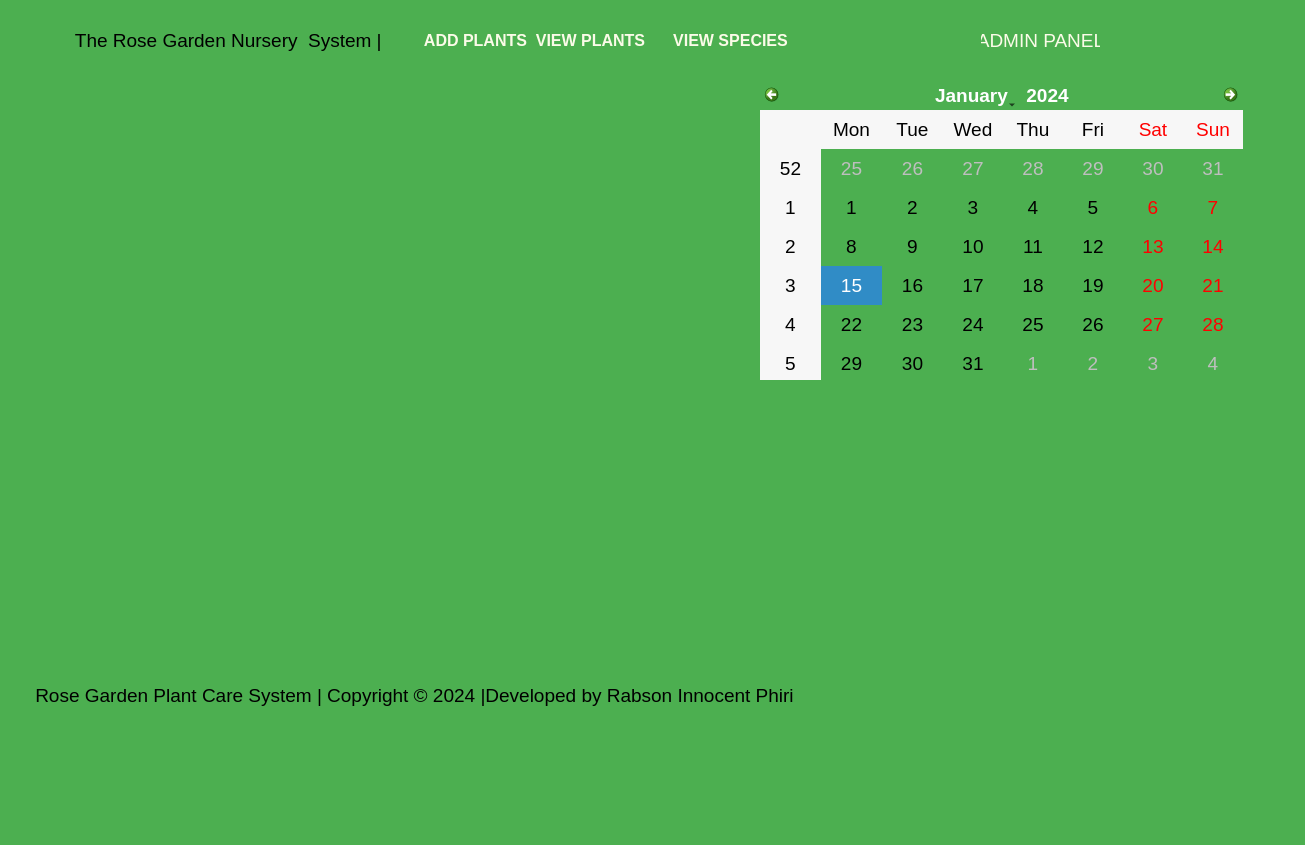
Before: the Qt Designer form secdialog.ui in Rabsoninnora/RoseGardenPlantCareSystem, drawn with Qt 5.
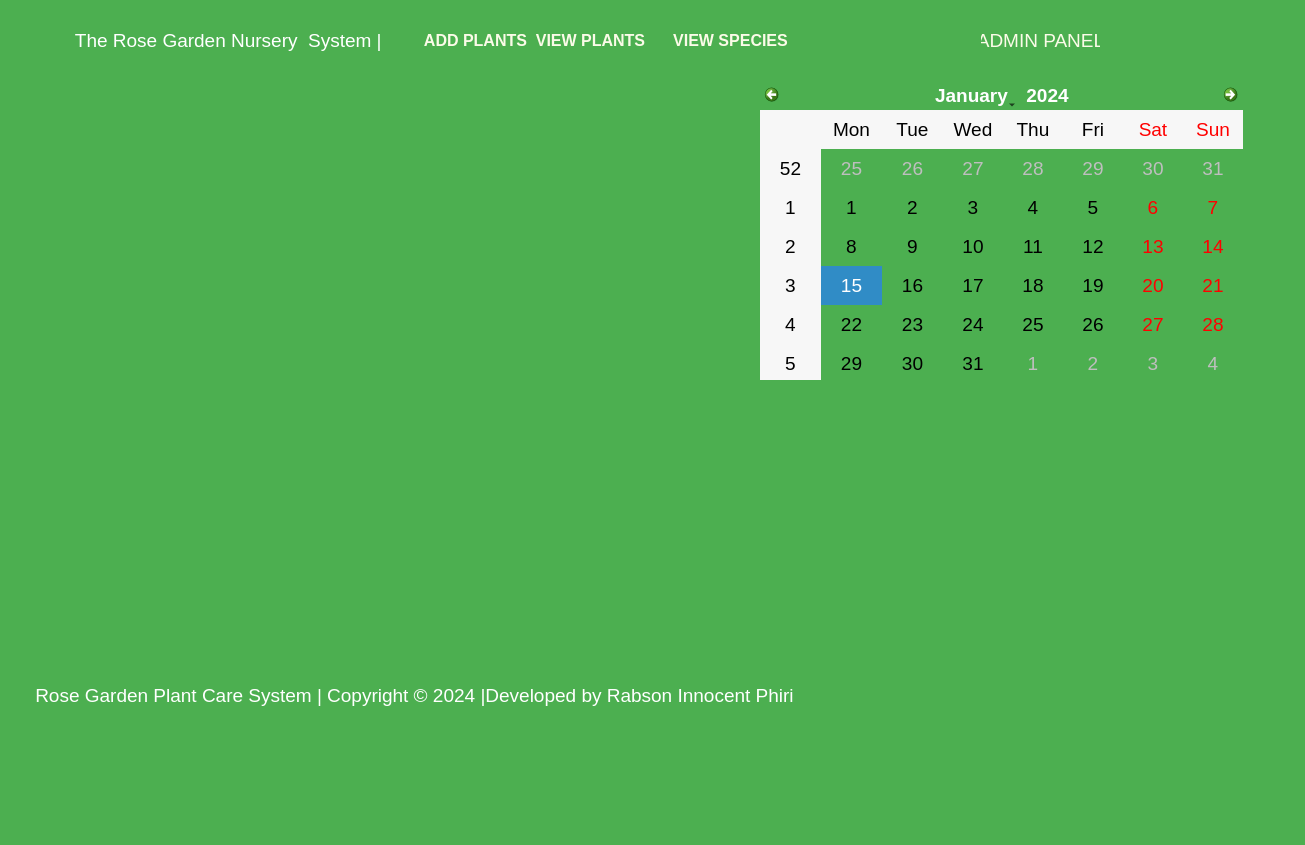
After: the same form once the commit is applied. Icons and pictures are not drawn.

```diff
--- a/secdialog.ui
+++ b/secdialog.ui
@@ -172,6 +172,13 @@
      <height>31</height>
     </rect>
    </property>
+   <property name="styleSheet">
+    <string notr="true">QLabel
+{
+	color: rgb(255, 255, 255);
+
+}</string>
+   </property>
    <property name="text">
     <string> Rose Garden Plant Care System | Copyright © 2024 |Developed by Rabson Innocent Phiri</string>
    </property>
@@ -186,11 +193,10 @@
     </rect>
    </property>
    <property name="styleSheet">
-    <string notr="true">
-QLabel {
+    <string notr="true">QLabel{
 
-   background-color: #4CAF50;
-	font: 700 11pt &quot;Tibetan Machine Uni&quot;;
+	color: rgb(255, 255, 255);
+	font: 15pt &quot;Ubuntu&quot;;
 }</string>
    </property>
    <property name="text">
```
